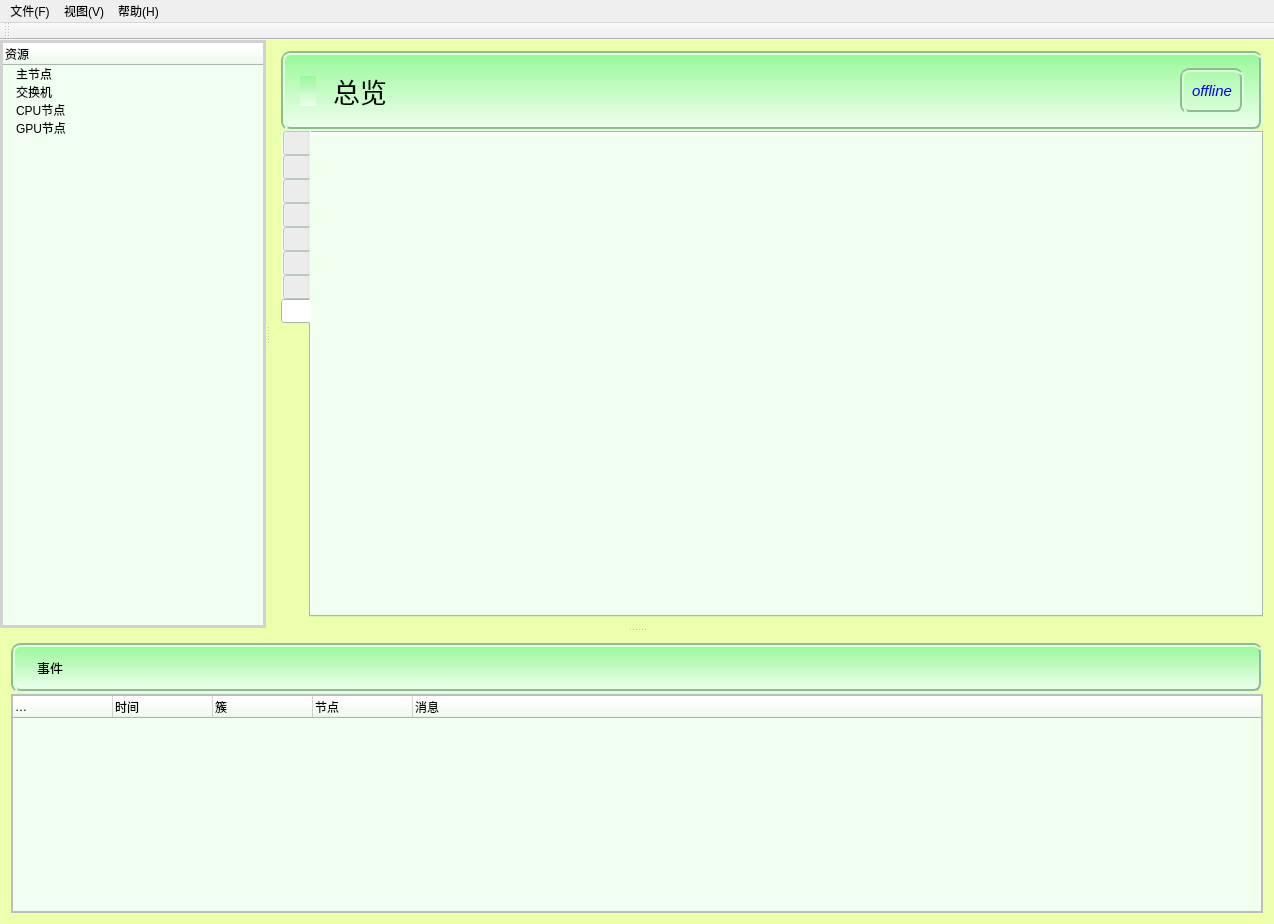
This is mainwindow.ui in JasonZhang521/manager as Qt 5 draws it before an edit. The edited form follows.
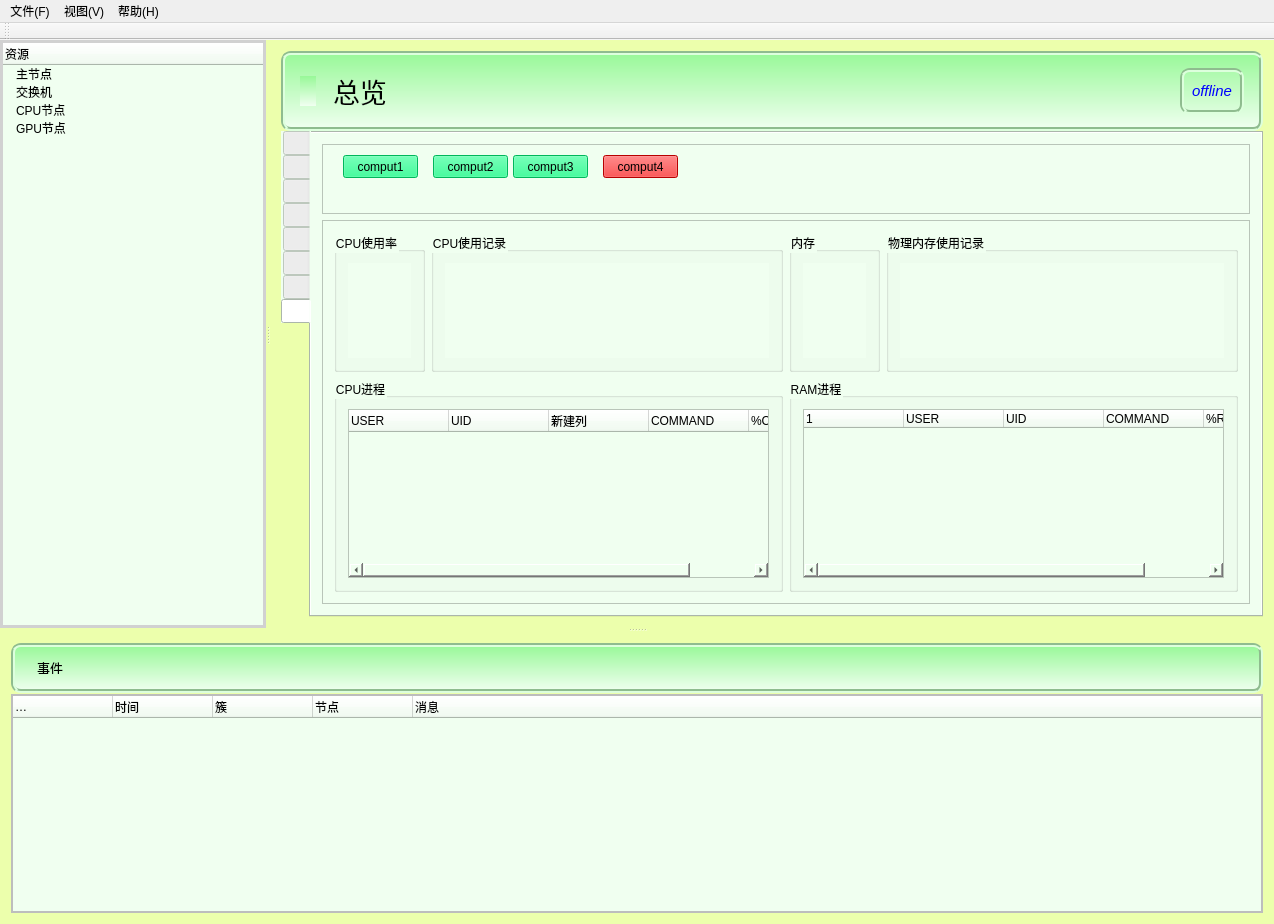
This is the edited form. The open tabs and pages were chosen to show the change. Icons and pictures are not drawn. Custom widgets are drawn as their Qt base class.

The edit to the form file:
```diff
--- a/mainwindow.ui
+++ b/mainwindow.ui
@@ -7445,6 +7445,319 @@
             <attribute name="title">
              <string/>
             </attribute>
+            <layout class="QVBoxLayout" name="verticalLayout_28">
+             <item>
+              <widget class="QScrollArea" name="scrollArea_7">
+               <property name="sizePolicy">
+                <sizepolicy hsizetype="Expanding" vsizetype="Preferred">
+                 <horstretch>0</horstretch>
+                 <verstretch>0</verstretch>
+                </sizepolicy>
+               </property>
+               <property name="widgetResizable">
+                <bool>true</bool>
+               </property>
+               <widget class="QWidget" name="scrollAreaWidgetContents_7">
+                <property name="geometry">
+                 <rect>
+                  <x>0</x>
+                  <y>0</y>
+                  <width>905</width>
+                  <height>69</height>
+                 </rect>
+                </property>
+                <widget class="QPushButton" name="pushButton_2">
+                 <property name="geometry">
+                  <rect>
+                   <x>20</x>
+                   <y>10</y>
+                   <width>75</width>
+                   <height>23</height>
+                  </rect>
+                 </property>
+                 <property name="styleSheet">
+                  <string notr="true">background-color: rgb(0, 255, 127);</string>
+                 </property>
+                 <property name="text">
+                  <string>comput1</string>
+                 </property>
+                </widget>
+                <widget class="QPushButton" name="pushButton_5">
+                 <property name="geometry">
+                  <rect>
+                   <x>110</x>
+                   <y>10</y>
+                   <width>75</width>
+                   <height>23</height>
+                  </rect>
+                 </property>
+                 <property name="styleSheet">
+                  <string notr="true">background-color: rgb(0, 255, 127);</string>
+                 </property>
+                 <property name="text">
+                  <string>comput2</string>
+                 </property>
+                </widget>
+                <widget class="QPushButton" name="pushButton_6">
+                 <property name="geometry">
+                  <rect>
+                   <x>190</x>
+                   <y>10</y>
+                   <width>75</width>
+                   <height>23</height>
+                  </rect>
+                 </property>
+                 <property name="styleSheet">
+                  <string notr="true">background-color: rgb(0, 255, 127);</string>
+                 </property>
+                 <property name="text">
+                  <string>comput3</string>
+                 </property>
+                </widget>
+                <widget class="QPushButton" name="pushButton_7">
+                 <property name="geometry">
+                  <rect>
+                   <x>280</x>
+                   <y>10</y>
+                   <width>75</width>
+                   <height>23</height>
+                  </rect>
+                 </property>
+                 <property name="styleSheet">
+                  <string notr="true">background-color: red;</string>
+                 </property>
+                 <property name="text">
+                  <string>comput4</string>
+                 </property>
+                </widget>
+               </widget>
+              </widget>
+             </item>
+             <item>
+              <widget class="QScrollArea" name="scrollArea_6">
+               <property name="widgetResizable">
+                <bool>true</bool>
+               </property>
+               <widget class="QWidget" name="scrollAreaWidgetContents_6">
+                <property name="geometry">
+                 <rect>
+                  <x>0</x>
+                  <y>0</y>
+                  <width>905</width>
+                  <height>406</height>
+                 </rect>
+                </property>
+                <layout class="QVBoxLayout" name="verticalLayout_51">
+                 <item>
+                  <layout class="QHBoxLayout" name="horizontalLayout_54">
+                   <item>
+                    <widget class="QGroupBox" name="groupBox_4">
+                     <property name="sizePolicy">
+                      <sizepolicy hsizetype="Fixed" vsizetype="Minimum">
+                       <horstretch>0</horstretch>
+                       <verstretch>0</verstretch>
+                      </sizepolicy>
+                     </property>
+                     <property name="minimumSize">
+                      <size>
+                       <width>91</width>
+                       <height>140</height>
+                      </size>
+                     </property>
+                     <property name="maximumSize">
+                      <size>
+                       <width>91</width>
+                       <height>16777215</height>
+                      </size>
+                     </property>
+                     <property name="title">
+                      <string>CPU使用率</string>
+                     </property>
+                     <layout class="QHBoxLayout" name="horizontalLayout_50">
+                      <item>
+                       <widget class="QCustomPlot" name="plot_cpuUsage" native="true">
+                        <property name="sizePolicy">
+                         <sizepolicy hsizetype="Preferred" vsizetype="Preferred">
+                          <horstretch>0</horstretch>
+                          <verstretch>0</verstretch>
+                         </sizepolicy>
+                        </property>
+                        <property name="minimumSize">
+                         <size>
+                          <width>0</width>
+                          <height>0</height>
+                         </size>
+                        </property>
+                       </widget>
+                      </item>
+                     </layout>
+                    </widget>
+                   </item>
+                   <item>
+                    <widget class="QGroupBox" name="groupBox_5">
+                     <property name="sizePolicy">
+                      <sizepolicy hsizetype="Minimum" vsizetype="Minimum">
+                       <horstretch>0</horstretch>
+                       <verstretch>0</verstretch>
+                      </sizepolicy>
+                     </property>
+                     <property name="minimumSize">
+                      <size>
+                       <width>300</width>
+                       <height>140</height>
+                      </size>
+                     </property>
+                     <property name="title">
+                      <string>CPU使用记录</string>
+                     </property>
+                     <layout class="QHBoxLayout" name="horizontalLayout_51">
+                      <item>
+                       <widget class="QCustomPlot" name="plot_cpuHistory" native="true"/>
+                      </item>
+                     </layout>
+                    </widget>
+                   </item>
+                   <item>
+                    <widget class="QGroupBox" name="groupBox_6">
+                     <property name="sizePolicy">
+                      <sizepolicy hsizetype="Fixed" vsizetype="Minimum">
+                       <horstretch>0</horstretch>
+                       <verstretch>0</verstretch>
+                      </sizepolicy>
+                     </property>
+                     <property name="minimumSize">
+                      <size>
+                       <width>91</width>
+                       <height>140</height>
+                      </size>
+                     </property>
+                     <property name="maximumSize">
+                      <size>
+                       <width>91</width>
+                       <height>16777215</height>
+                      </size>
+                     </property>
+                     <property name="title">
+                      <string>内存</string>
+                     </property>
+                     <layout class="QHBoxLayout" name="horizontalLayout_52">
+                      <item>
+                       <widget class="QCustomPlot" name="plot_ramUsage" native="true"/>
+                      </item>
+                     </layout>
+                    </widget>
+                   </item>
+                   <item>
+                    <widget class="QGroupBox" name="groupBox_8">
+                     <property name="sizePolicy">
+                      <sizepolicy hsizetype="Minimum" vsizetype="Minimum">
+                       <horstretch>0</horstretch>
+                       <verstretch>0</verstretch>
+                      </sizepolicy>
+                     </property>
+                     <property name="minimumSize">
+                      <size>
+                       <width>300</width>
+                       <height>140</height>
+                      </size>
+                     </property>
+                     <property name="title">
+                      <string>物理内存使用记录</string>
+                     </property>
+                     <layout class="QHBoxLayout" name="horizontalLayout_53">
+                      <item>
+                       <widget class="QCustomPlot" name="plot_ramUsageHistory" native="true"/>
+                      </item>
+                     </layout>
+                    </widget>
+                   </item>
+                  </layout>
+                 </item>
+                 <item>
+                  <layout class="QHBoxLayout" name="horizontalLayout_55">
+                   <item>
+                    <widget class="QGroupBox" name="groupBox_9">
+                     <property name="title">
+                      <string>CPU进程</string>
+                     </property>
+                     <layout class="QVBoxLayout" name="verticalLayout_42">
+                      <item>
+                       <widget class="QTreeWidget" name="cpu_process">
+                        <column>
+                         <property name="text">
+                          <string notr="true">USER</string>
+                         </property>
+                        </column>
+                        <column>
+                         <property name="text">
+                          <string>UID</string>
+                         </property>
+                        </column>
+                        <column>
+                         <property name="text">
+                          <string>新建列</string>
+                         </property>
+                        </column>
+                        <column>
+                         <property name="text">
+                          <string>COMMAND</string>
+                         </property>
+                        </column>
+                        <column>
+                         <property name="text">
+                          <string>%CPU</string>
+                         </property>
+                        </column>
+                       </widget>
+                      </item>
+                     </layout>
+                    </widget>
+                   </item>
+                   <item>
+                    <widget class="QGroupBox" name="groupBox_10">
+                     <property name="title">
+                      <string>RAM进程</string>
+                     </property>
+                     <layout class="QVBoxLayout" name="verticalLayout_50">
+                      <item>
+                       <widget class="QTreeWidget" name="ram_process">
+                        <column>
+                         <property name="text">
+                          <string notr="true">1</string>
+                         </property>
+                        </column>
+                        <column>
+                         <property name="text">
+                          <string notr="true">USER</string>
+                         </property>
+                        </column>
+                        <column>
+                         <property name="text">
+                          <string>UID</string>
+                         </property>
+                        </column>
+                        <column>
+                         <property name="text">
+                          <string>COMMAND</string>
+                         </property>
+                        </column>
+                        <column>
+                         <property name="text">
+                          <string>%RAM</string>
+                         </property>
+                        </column>
+                       </widget>
+                      </item>
+                     </layout>
+                    </widget>
+                   </item>
+                  </layout>
+                 </item>
+                </layout>
+               </widget>
+              </widget>
+             </item>
+            </layout>
            </widget>
           </widget>
          </item>
@@ -7771,6 +8084,12 @@
    <header location="global">QRoundProgressBar.h</header>
    <container>1</container>
   </customwidget>
+  <customwidget>
+   <class>QCustomPlot</class>
+   <extends>QWidget</extends>
+   <header location="global">qcustomplot.h</header>
+   <container>1</container>
+  </customwidget>
  </customwidgets>
  <tabstops>
   <tabstop>treeWidget_job_kill</tabstop>
```
Left out of the diff: 6 changed lines with no effect on the pictures.
